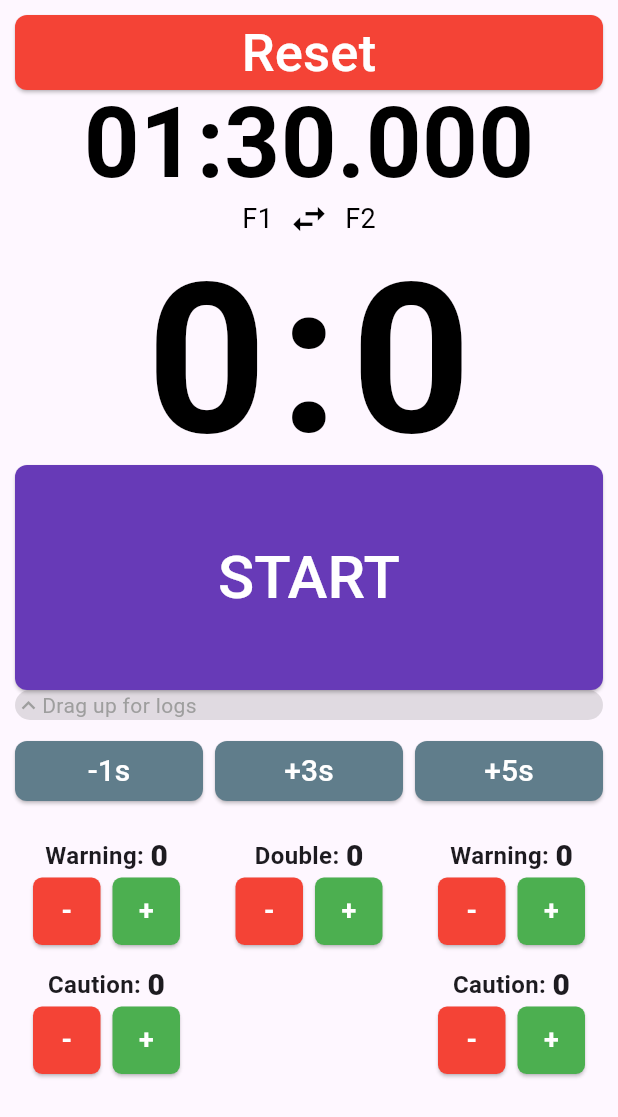
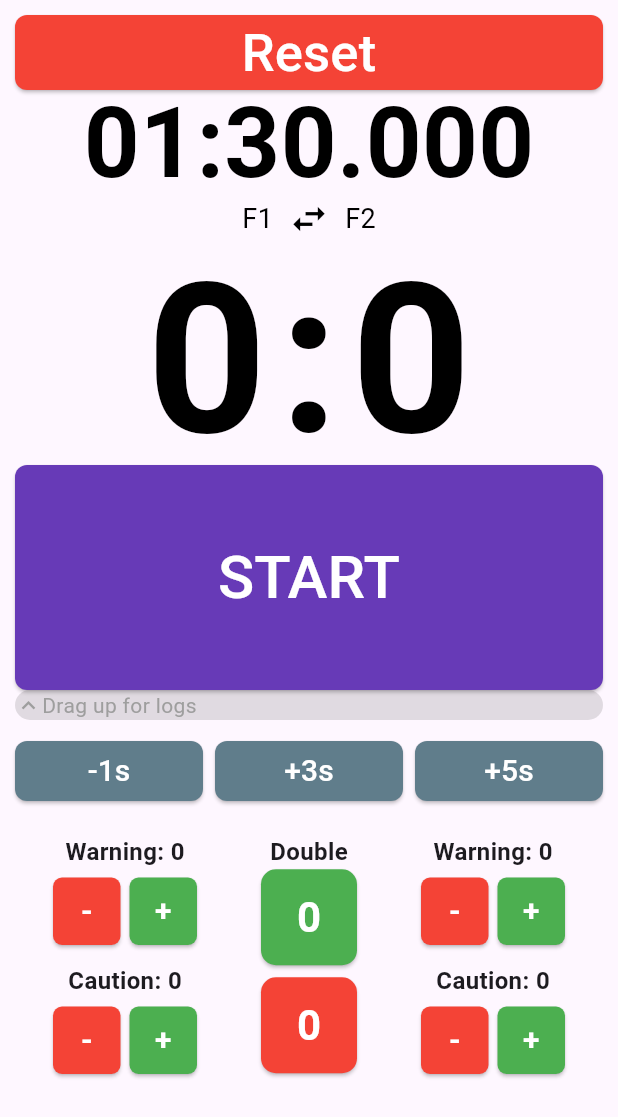
Before and after one commit to kstepanovdev/gdf_hema_timer, a Flutter app: the screen it shows after launch, on a phone screen of 412 x 824 dp. Shown: the top 1117 px of the screen. Run offline on Flutter 3.47's test engine with Material 3 defaults, Android fonts, the phone set to English and light mode, and no system bars; our stand-ins replace shared_preferences, vibration; Roboto replaces fonts that are missing (RobotoMono).

Commit message:
center double hits buttons

```diff
--- a/lib/modules/fight_log/fight_log.dart
+++ b/lib/modules/fight_log/fight_log.dart
@@ -88,7 +88,7 @@ class FightLog {
     if (doubleHits > _prevDoubleHits) {
       final diff = doubleHits - _prevDoubleHits;
       for (int i = 0; i < diff; i++) {
-        addEvent("double hit", elapsedTime);
+        addEvent("double hit #${i + 1}", elapsedTime);
       }
     }
 
--- a/lib/widgets/penalties_control.dart
+++ b/lib/widgets/penalties_control.dart
@@ -42,12 +42,13 @@ class PenaltiesControl extends StatelessWidget {
     return Padding(
       padding: const EdgeInsets.symmetric(horizontal: 12.0, vertical: 8.0),
       child: Row(
-        mainAxisAlignment: MainAxisAlignment.spaceBetween,
-        crossAxisAlignment: CrossAxisAlignment.start,
+        crossAxisAlignment: CrossAxisAlignment.center,
         children: [
-          Column(
+          // Left column (Warnings & Cautions)
+          Expanded(
+            child: Column(
               mainAxisSize: MainAxisSize.min,
-            crossAxisAlignment: CrossAxisAlignment.start,
+              crossAxisAlignment: CrossAxisAlignment.center,
               children: [
                 _counterBlock(
                   "Warning",
@@ -64,18 +65,34 @@ class PenaltiesControl extends StatelessWidget {
                 ),
               ],
             ),
+          ),
 
-          Column(
+          // Middle column — Double (vertical layout, big buttons)
+          Expanded(
+            child: Column(
+              mainAxisSize: MainAxisSize.min,
+              mainAxisAlignment: MainAxisAlignment.center,
+              crossAxisAlignment: CrossAxisAlignment.center,
+              children: [
+                Text(
+                  "Double",
+                  style: const TextStyle(
+                    fontSize: 16,
+                    fontWeight: FontWeight.bold,
+                  ),
+                ),
+                _bigButton("$doubleHits", Colors.green, onDoublePlus),
+                const SizedBox(height: 8),
+                _bigButton("$doubleHits", Colors.red, onDoubleMinus),
+              ],
+            ),
+          ),
+
+          // Right column (Warnings & Cautions)
+          Expanded(
+            child: Column(
               mainAxisSize: MainAxisSize.min,
               crossAxisAlignment: CrossAxisAlignment.center,
-            children: [
-              _counterBlock("Double", doubleHits, onDoubleMinus, onDoublePlus),
-            ],
-          ),
-
-          Column(
-            mainAxisSize: MainAxisSize.min,
-            crossAxisAlignment: CrossAxisAlignment.end,
               children: [
                 _counterBlock(
                   "Warning",
@@ -92,6 +109,7 @@ class PenaltiesControl extends StatelessWidget {
                 ),
               ],
             ),
+          ),
         ],
       ),
     );
@@ -107,26 +125,16 @@ class PenaltiesControl extends StatelessWidget {
       mainAxisSize: MainAxisSize.min,
       crossAxisAlignment: CrossAxisAlignment.center,
       children: [
-        Row(
-          children: [
         Text(
-              "$label: ",
+          "$label: $counter",
           style: const TextStyle(fontSize: 16, fontWeight: FontWeight.bold),
         ),
-            Text(
-              "$counter",
-              style: const TextStyle(fontSize: 20, fontWeight: FontWeight.w900),
-            ),
-          ],
-        ),
-
-        // const SizedBox(height: 6),
+        const SizedBox(height: 6),
         Row(
-          mainAxisSize: MainAxisSize.min,
           mainAxisAlignment: MainAxisAlignment.center,
           children: [
             _smallButton("-", Colors.red, onMinus),
-            const SizedBox(width: 8),
+            const SizedBox(width: 6),
             _smallButton("+", Colors.green, onPlus),
           ],
         ),
@@ -148,7 +156,32 @@ class PenaltiesControl extends StatelessWidget {
         child: Text(
           label,
           style: const TextStyle(
-            fontSize: 18,
+            fontSize: 20,
+            color: Colors.white,
+            fontWeight: FontWeight.bold,
+          ),
+        ),
+      ),
+    );
+  }
+
+  Widget _bigButton(String label, Color color, VoidCallback onPressed) {
+    return SizedBox(
+      width: 64,
+      height: 64,
+      child: ElevatedButton(
+        style: ElevatedButton.styleFrom(
+          backgroundColor: color,
+          padding: EdgeInsets.zero,
+          shape: RoundedRectangleBorder(
+            borderRadius: BorderRadius.circular(10),
+          ),
+        ),
+        onPressed: onPressed,
+        child: Text(
+          label,
+          style: const TextStyle(
+            fontSize: 28,
             color: Colors.white,
             fontWeight: FontWeight.bold,
           ),
--- a/pubspec.yaml
+++ b/pubspec.yaml
@@ -16,7 +16,7 @@ publish_to: 'none' # Remove this line if you wish to publish to pub.dev
 # https://developer.apple.com/library/archive/documentation/General/Reference/InfoPlistKeyReference/Articles/CoreFoundationKeys.html
 # In Windows, build-name is used as the major, minor, and patch parts
 # of the product and file versions while build-number is used as the build suffix.
-version: 1.0.1
+version: 1.0.3
 
 environment:
   sdk: ^3.9.2
```
Lines whose indentation alone changed are shown as unchanged.
